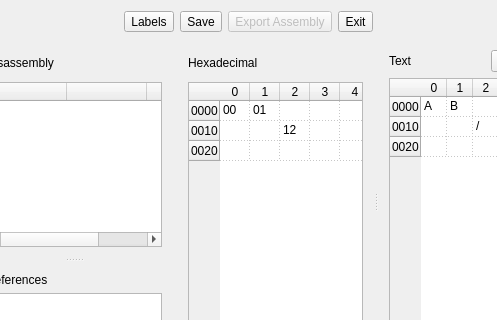
The window that mainwindow.ui (ivop/frida) describes before a commit, drawn with Qt 5; both pictures show x 239 to 736 and y 0 to 320 of the 824 by 687 pixel window.
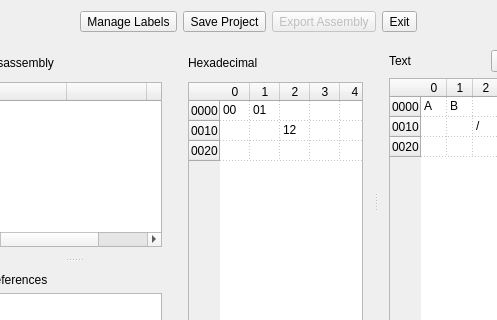
The same window after the commit. Icons and pictures are not drawn.

Commit message: better labels on buttons

```diff
--- a/mainwindow.ui
+++ b/mainwindow.ui
@@ -81,7 +81,7 @@
          <enum>Qt::NoFocus</enum>
         </property>
         <property name="text">
-         <string>Labels</string>
+         <string>Manage Labels</string>
         </property>
         <property name="icon">
          <iconset resource="frida.qrc">
@@ -104,7 +104,7 @@
          <enum>Qt::NoFocus</enum>
         </property>
         <property name="text">
-         <string>Save</string>
+         <string>Save Project</string>
         </property>
         <property name="icon">
          <iconset resource="frida.qrc">
```
The commit also changes 1 other file.
